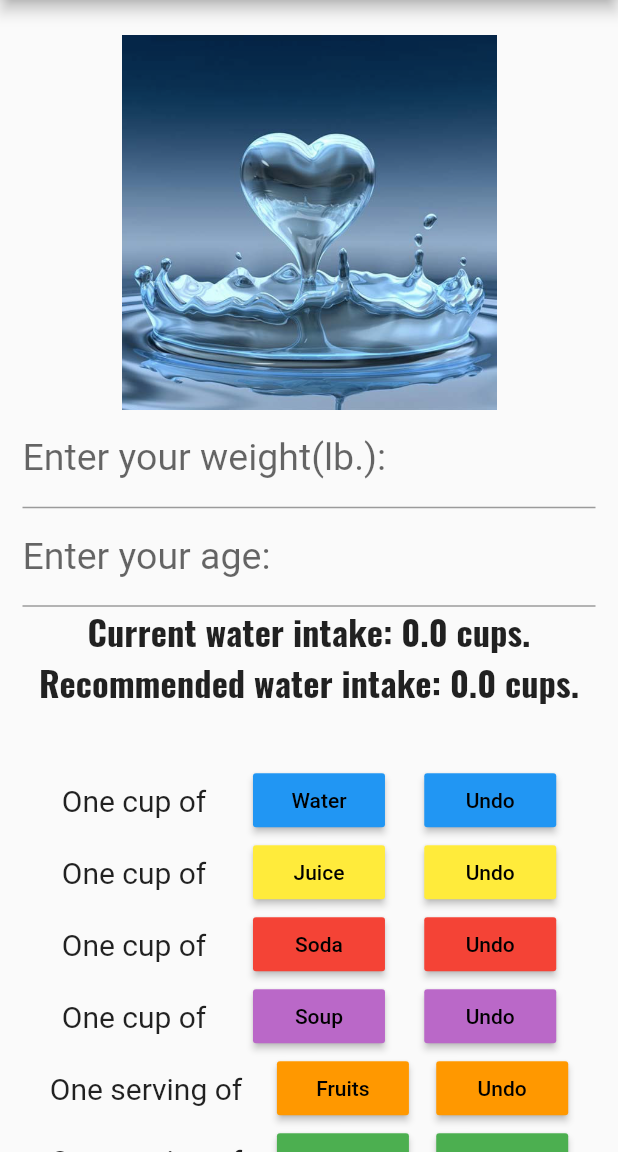
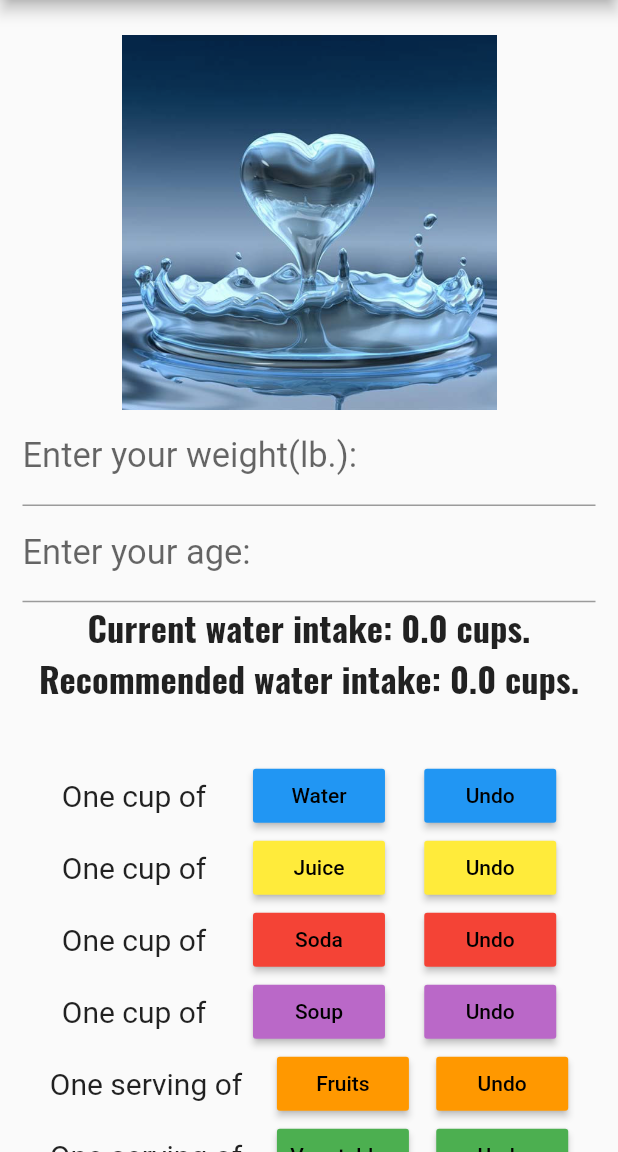
Before and after one commit to alvinwang922/Staydrated, a Flutter app: the screen it shows after launch, on a phone screen of 412 x 824 dp, the part 84-1236 px from its top. Run offline on Flutter 3.47's test engine with Material 2 defaults, Android fonts, the phone set to English and light mode, and no system bars.

Commit message:
App features

```diff
--- a/lib/main.dart
+++ b/lib/main.dart
@@ -301,7 +301,7 @@ class NewApp extends State<MyApp> {
                         decoration: new InputDecoration(
                           labelText: "Enter your weight(lb.): ",
                           labelStyle: new TextStyle(
-                            fontSize: 25.0,
+                            fontSize: 23.0,
                           ),
                         ),
                         keyboardType: TextInputType.number,
@@ -314,7 +314,7 @@ class NewApp extends State<MyApp> {
                         decoration: new InputDecoration(
                           labelText: "Enter your age: ",
                           labelStyle: new TextStyle(
-                            fontSize: 25.0,
+                            fontSize: 23.0,
                           ),
                         ),
                         keyboardType: TextInputType.number,
```
